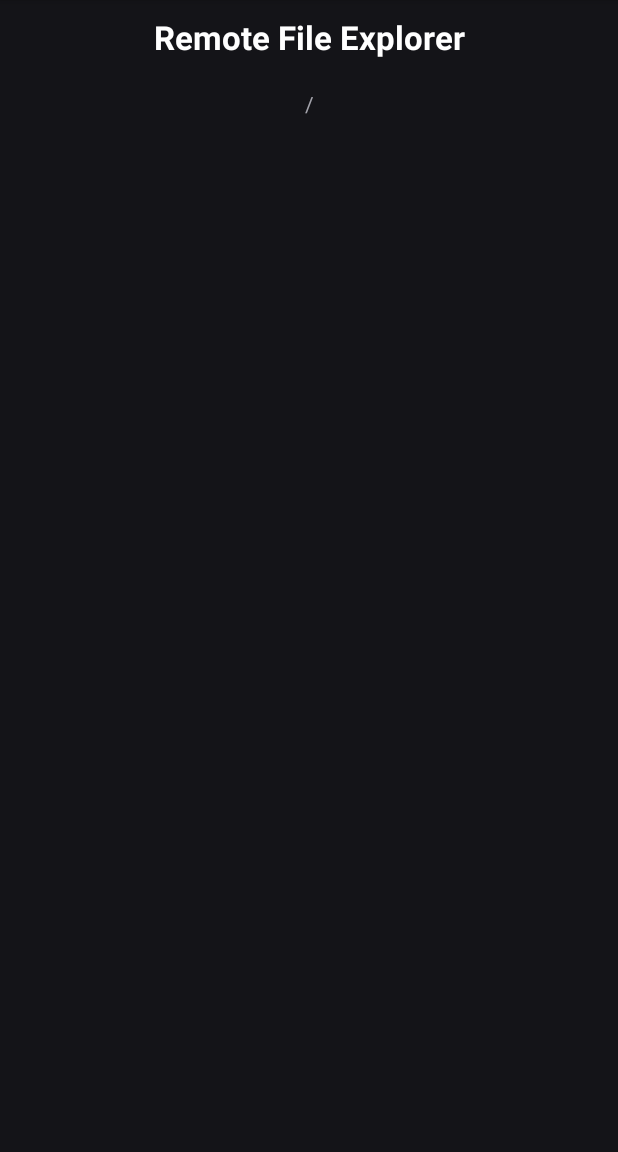
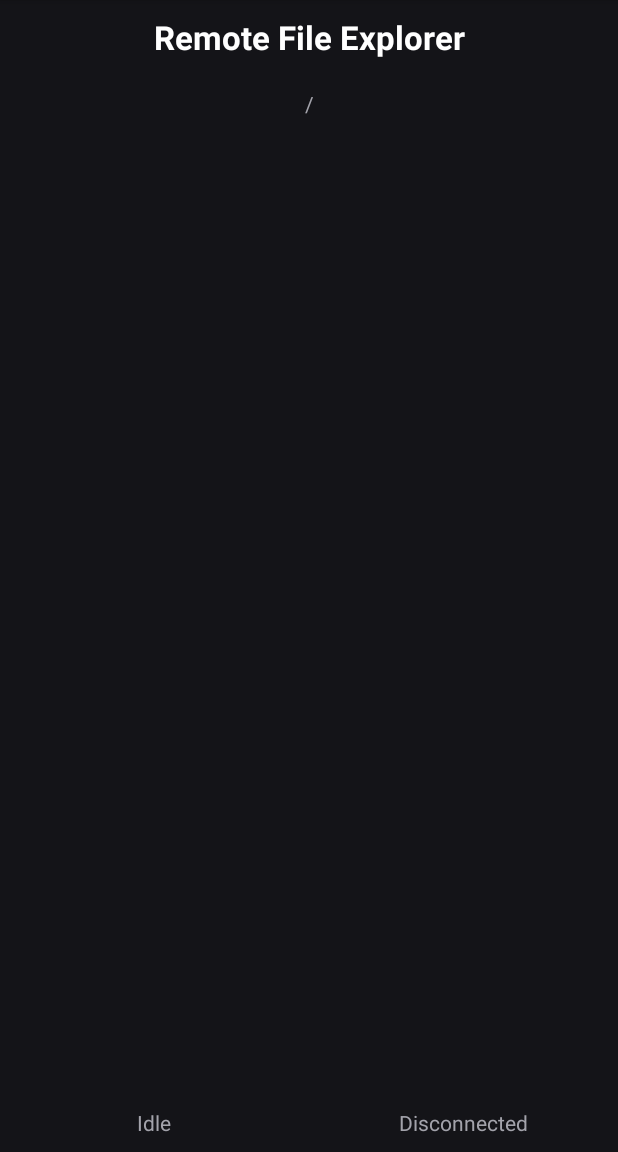
Before and after one commit to simondankelmann/Esp32-SubGhz, an Android app: the fragment RemoteFileExplorerFragment shown on its own in the app's theme, on a phone screen of 412 x 824 dp, the part 84-1236 px from its top. Run offline under Robolectric (Android 15) with nearby library versions, the phone set to English and light mode, and no system bars.

Commit message:
removed debug lines

```diff
--- a/Android/Esp32SubGhz/app/src/main/java/de/simon/dankelmann/esp32_subghz/Services/RemoteFileExplorer.kt
+++ b/Android/Esp32SubGhz/app/src/main/java/de/simon/dankelmann/esp32_subghz/Services/RemoteFileExplorer.kt
@@ -12,6 +12,7 @@ class RemoteFileExplorer (context: Context) {
     @RequiresApi(Build.VERSION_CODES.M)
     private var _bluetoothSerial:BluetoothSerial? = null
     private var _isConnected = false
+    private var _isBlocked = false
 
     @RequiresApi(Build.VERSION_CODES.M)
     fun connect(macAddress:String, receivedDataCallback: KFunction1<String, Unit>){
--- a/Android/Esp32SubGhz/app/src/main/java/de/simon/dankelmann/esp32_subghz/ui/remoteFileExplorer/RemoteFileExplorerFragment.kt
+++ b/Android/Esp32SubGhz/app/src/main/java/de/simon/dankelmann/esp32_subghz/ui/remoteFileExplorer/RemoteFileExplorerFragment.kt
@@ -30,6 +30,7 @@ class RemoteFileExplorerFragment: Fragment() , AdapterView.OnItemClickListener{
     private var _currentPath: String = "/"
     private var _remoteFileExplorer:RemoteFileExplorer? = null
     private var _listItemAdapter: RemoteFileExplorerListViewAdapter? = null
+    private var _isBlocked = false
 
     // This property is only valid between onCreateView and
     // onDestroyView.
@@ -67,10 +68,19 @@ class RemoteFileExplorerFragment: Fragment() , AdapterView.OnItemClickListener{
             listview.adapter = _listItemAdapter
         }
 
-
         val textView: TextView = binding.textViewCurrentPath
         viewModel.currentPath.observe(viewLifecycleOwner) {
             textView.text = it
+        }
+
+        val textViewStatus: TextView = binding.textviewStatus
+        viewModel.statusLabel.observe(viewLifecycleOwner) {
+            textViewStatus.text = it
+        }
+
+        val textViewConnection: TextView = binding.textviewConnectionStatus
+        viewModel.connectionLabel.observe(viewLifecycleOwner) {
+            textViewConnection.text = it
         }
 
         return root
@@ -85,13 +95,20 @@ class RemoteFileExplorerFragment: Fragment() , AdapterView.OnItemClickListener{
                     "ListDir" -> {
                         handleListDirResult(jsonObject)
                     }
+                    "RunFlipperFile" -> {
+                        handleRunFlipperFileResult(jsonObject)
+                    }
                 }
             }
         }
     }
 
+    private fun handleRunFlipperFileResult(result: JSONObject){
+        _isBlocked = false
+        _viewModel?.updateStatusLabel("Transmittion completed")
+    }
+
     private fun handleListDirResult(result: JSONObject){
-
         // ADD BACK BUTTON
         if(_currentPath != "/"){
             var parentPath = _currentPath.substring(0, _currentPath.lastIndexOf('/')+1)
@@ -101,7 +118,6 @@ class RemoteFileExplorerFragment: Fragment() , AdapterView.OnItemClickListener{
             }
 
             _viewModel?.addRemoteFileExplorerEntry("Up...", parentPath, true)
-
         }
 
         var directories = result.getJSONArray("directories")
@@ -131,6 +147,8 @@ class RemoteFileExplorerFragment: Fragment() , AdapterView.OnItemClickListener{
             _viewModel?.addRemoteFileExplorerEntry(file, fullPath, false)
         }
 
+        _viewModel?.updateStatusLabel("Directory loaded")
+        _isBlocked = false
     }
 
     override fun onDestroyView() {
@@ -140,20 +158,27 @@ class RemoteFileExplorerFragment: Fragment() , AdapterView.OnItemClickListener{
 
     @RequiresApi(Build.VERSION_CODES.M)
     override fun onItemClick(p0: AdapterView<*>?, p1: View?, p2: Int, p3: Long) {
-        var selectedEntry = _viewModel?.getRemoteFileExplorerEntryModel(p2)
+        if(!_isBlocked){
+            _isBlocked = true
+            var selectedEntry = _viewModel?.getRemoteFileExplorerEntryModel(p2)
 
-        if(selectedEntry!!.isDirectory){
-            // LOAD SUBDIRECTORY
-            changeDirectory(selectedEntry.path)
+            if(selectedEntry!!.isDirectory){
+                // LOAD SUBDIRECTORY
+                changeDirectory(selectedEntry.path)
+            } else {
+                // RUN FILE
+                runFlipperFile(selectedEntry.path)
+            }
         } else {
-            // RUN FILE
-            runFlipperFile( selectedEntry.path)
+            Log.e(_logTag, "Please wait...")
         }
+
     }
 
     @RequiresApi(Build.VERSION_CODES.M)
     fun changeDirectory(path: String){
         if(_remoteFileExplorer != null){
+            _viewModel?.updateStatusLabel("Loading")
             _viewModel?.clearRemoteFileExplorerEntries()
             _remoteFileExplorer?.listDirectoryContent(path);
             _currentPath = path
@@ -163,6 +188,7 @@ class RemoteFileExplorerFragment: Fragment() , AdapterView.OnItemClickListener{
 
     @RequiresApi(Build.VERSION_CODES.M)
     fun runFlipperFile(path: String){
+        _viewModel?.updateStatusLabel("Transmitting")
         if(_remoteFileExplorer != null){
             _remoteFileExplorer?.runFlipperFile(path);
             _currentPath = path
--- a/Android/Esp32SubGhz/app/src/main/java/de/simon/dankelmann/esp32_subghz/ui/remoteFileExplorer/RemoteFileExplorerViewModel.kt
+++ b/Android/Esp32SubGhz/app/src/main/java/de/simon/dankelmann/esp32_subghz/ui/remoteFileExplorer/RemoteFileExplorerViewModel.kt
@@ -15,6 +15,14 @@ class RemoteFileExplorerViewModel : ViewModel() {
         value = mutableListOf()
     }
 
+    private val _statusLabel = MutableLiveData<String>().apply {
+        value = "Idle"
+    }
+
+    private val _connectionLabel = MutableLiveData<String>().apply {
+        value = "Disconnected"
+    }
+
     private val _text = MutableLiveData<String>().apply {
         value = "This is remote file explorer Fragment"
     }
@@ -25,6 +33,14 @@ class RemoteFileExplorerViewModel : ViewModel() {
 
     fun updateCurrentPath(newPath:String){
         _currentPath.postValue(newPath)
+    }
+
+    fun updateStatusLabel(newText:String){
+        _statusLabel.postValue(newText)
+    }
+
+    fun updateConnectionLabel(newText:String){
+        _connectionLabel.postValue(newText)
     }
 
     fun addRemoteFileExplorerEntry(fileName:String, path: String, isDirectory:Boolean){
@@ -89,4 +105,6 @@ class RemoteFileExplorerViewModel : ViewModel() {
     var remoteFileExplorerEntries: LiveData<MutableList<RemoteFileExplorerEntryModel>> = _remoteFileExplorerEntries
     var text: LiveData<String> = _text
     var currentPath: LiveData<String> = _currentPath
+    var statusLabel: LiveData<String> = _statusLabel
+    var connectionLabel: LiveData<String> = _connectionLabel
 }
--- a/Android/Esp32SubGhz/app/src/main/res/layout/fragment_remote_file_explorer.xml
+++ b/Android/Esp32SubGhz/app/src/main/res/layout/fragment_remote_file_explorer.xml
@@ -36,7 +36,41 @@
         android:layout_width="match_parent"
         android:layout_height="0dp"
         app:layout_constraintTop_toBottomOf="@id/textViewCurrentPath"
-        app:layout_constraintBottom_toBottomOf="@id/remoteFileExplorerLayout"
+        app:layout_constraintBottom_toTopOf="@id/bottomLayout"
     />
 
+    <LinearLayout
+        android:layout_width="match_parent"
+        android:layout_height="wrap_content"
+        android:orientation="horizontal"
+        android:id="@+id/bottomLayout"
+        app:layout_constraintBottom_toBottomOf="@id/remoteFileExplorerLayout">
+        <TextView
+            android:layout_width="0dp"
+            android:layout_weight="1"
+            android:layout_height="wrap_content"
+            android:id="@+id/textviewStatus"
+            android:text="-"
+            android:textColor="@color/fontcolor_component_dark_inactive"
+            android:textAlignment="center"
+            android:padding="10dp"
+            >
+        </TextView>
+
+        <TextView
+            android:layout_width="0dp"
+            android:layout_weight="1"
+            android:layout_height="wrap_content"
+            android:id="@+id/textviewConnectionStatus"
+            android:text="-"
+            android:textColor="@color/fontcolor_component_dark_inactive"
+            android:textAlignment="center"
+            android:padding="10dp"
+            >
+        </TextView>
+    </LinearLayout>
+
+
+
+
 </androidx.constraintlayout.widget.ConstraintLayout>
```
Also changed, not shown: Android/Esp32SubGhz/app/src/main/java/de/simon/dankelmann/esp32_subghz/Services/BluetoothSerial.kt (+18 -7 lines), 1 other file.
